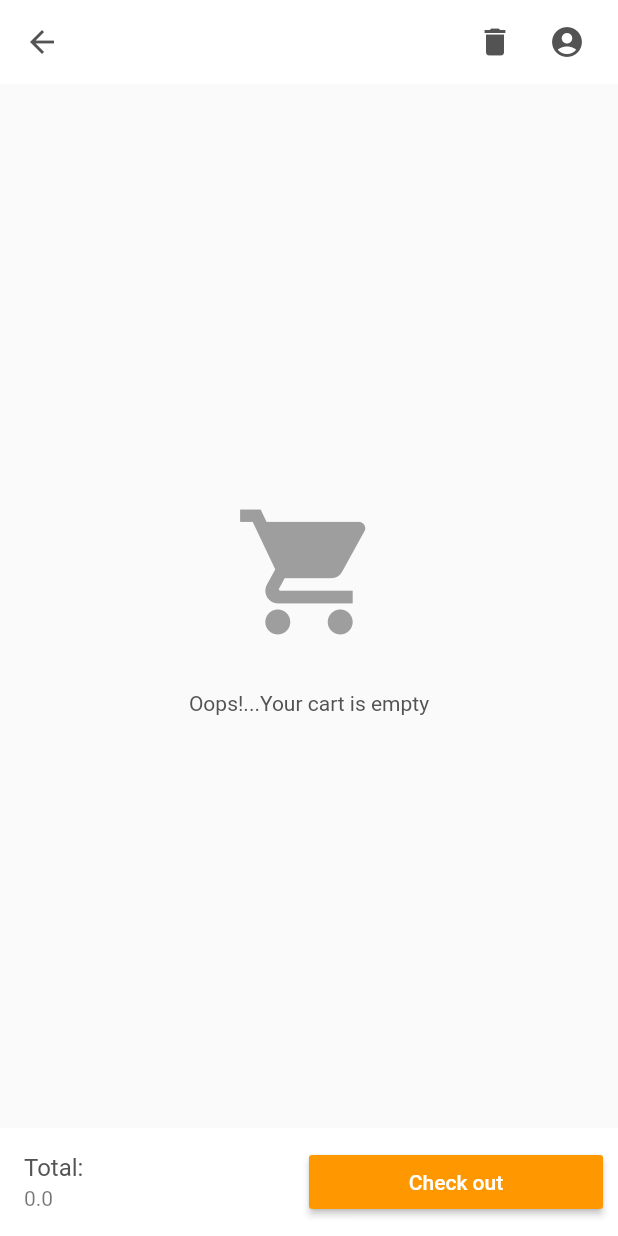
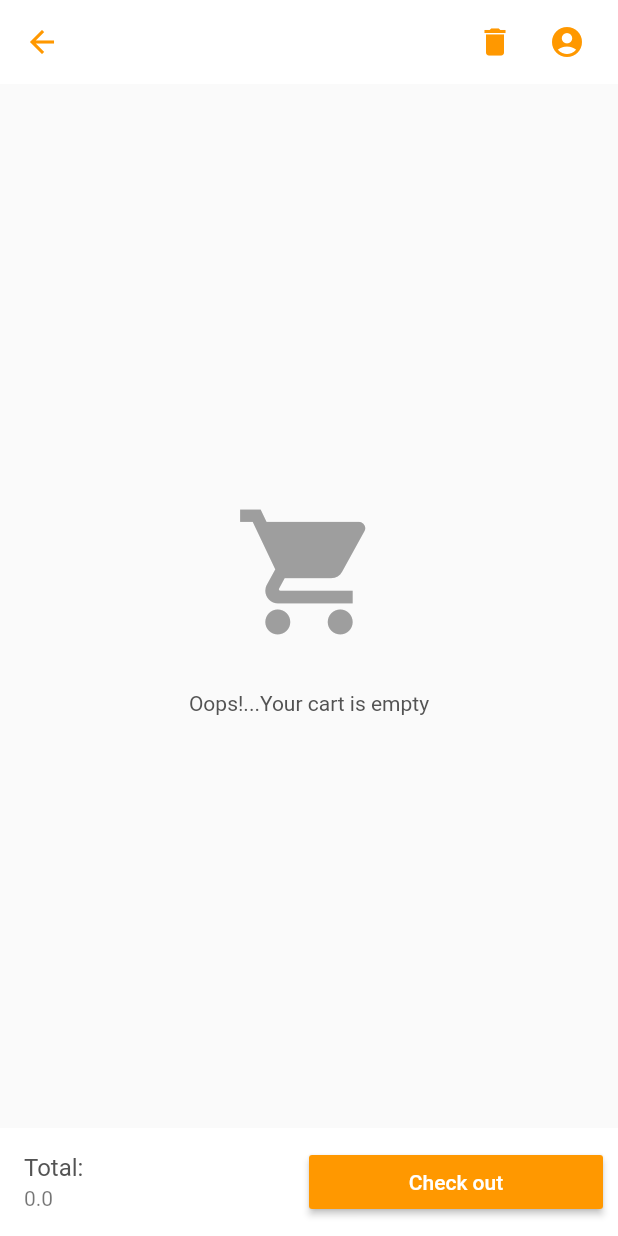
Before and after one commit to rasinchungath/E-commerce-firebase, a Flutter app: the CartView screen opened directly, on a phone screen of 412 x 824 dp. Run offline on Flutter 3.47's test engine with Material 2 defaults, Android fonts, the phone set to English and light mode, and no system bars; our stand-ins replace cloud_firestore, firebase_core, fluttertoast; missing offline and left inert: razorpay_flutter; accounts and stored records are empty.

Commit message:
appbar edited

```diff
--- a/lib/shoppingcart/cart.dart
+++ b/lib/shoppingcart/cart.dart
@@ -1,7 +1,7 @@
 import 'package:flutter/material.dart';
 import 'package:multiple_dropdown_firebase/checkout/address.dart';
-import 'package:multiple_dropdown_firebase/constants.dart';
 import 'package:multiple_dropdown_firebase/model/product_class.dart';
+import 'package:multiple_dropdown_firebase/widgets/appbar.dart';
 import 'package:provider/provider.dart';
 
 import '../My account/account_page.dart';
@@ -10,50 +10,61 @@ class CartView extends StatelessWidget {
   CartView({super.key});
   Cart cart = Cart();
 
-  AppBar buildAppBar(BuildContext context) {
-    return AppBar(
-      backgroundColor: Colors.white,
-      elevation: 0,
-      leading: IconButton(
-        icon: const Icon(
-          Icons.arrow_back,
-          color: kTextColor,
-        ),
-        onPressed: () {
-          Navigator.of(context).pop();
-        },
-      ),
-      actions: <Widget>[
-        IconButton(
-          icon:
-          const Icon(
-            Icons.delete,
-            color: kTextColor,
-          ),
-          onPressed: () {
-            context.read<Cart>().clearCart();
-          },
-        ),
-        IconButton(
-          icon: const Icon(
-            Icons.account_circle,
-            color: kTextColor,
-          ),
-          onPressed: () {
-            Navigator.of(context).push(MaterialPageRoute(
-                    builder: (context) => MyAccount(),
-                  ));
-          },
-        ),
-        const SizedBox(width: kDefaultPaddin / 2),
-      ],
-    );
-  }
+  // AppBar buildAppBar(BuildContext context) {
+  //   return AppBar(
+  //     backgroundColor: Colors.white,
+  //     elevation: 0,
+  //     leading: IconButton(
+  //       icon: const Icon(
+  //         Icons.arrow_back,
+  //         color: kTextColor,
+  //       ),
+  //       onPressed: () {
+  //         Navigator.of(context).pop();
+  //       },
+  //     ),
+  //     actions: <Widget>[
+  //       IconButton(
+  //         icon:
+  //         const Icon(
+  //           Icons.delete,
+  //           color: kTextColor,
+  //         ),
+  //         onPressed: () {
+  //           context.read<Cart>().clearCart();
+  //         },
+  //       ),
+  //       IconButton(
+  //         icon: const Icon(
+  //           Icons.account_circle,
+  //           color: kTextColor,
+  //         ),
+  //         onPressed: () {
+  //           Navigator.of(context).push(MaterialPageRoute(
+  //                   builder: (context) => MyAccount(),
+  //                 ));
+  //         },
+  //       ),
+  //       const SizedBox(width: kDefaultPaddin / 2),
+  //     ],
+  //   );
+  // }
 
   @override
   Widget build(BuildContext context) {
     return Scaffold(
-      appBar: buildAppBar(context),
+      appBar: buildAppBar(context: context,
+      firstIcon: Icons.delete,
+       secondIcon: Icons.account_circle,
+      firstButtonAction: (){
+        context.read<Cart>().clearCart();
+      },
+      secondButtonAction: (){
+         Navigator.of(context).push(MaterialPageRoute(
+                    builder: (context) => MyAccount(),
+                   ));
+
+      },),
       body: Consumer<Cart>(builder: (context, cart, child) {
         return cart.products.isEmpty ? emptycart() : cartItems();
       }),
--- a/lib/widgets/appbar.dart
+++ b/lib/widgets/appbar.dart
@@ -1,34 +1,45 @@
 import 'package:flutter/material.dart';
-import 'package:multiple_dropdown_firebase/shoppingcart/cart.dart';
 import '../constants.dart';
 
-AppBar buildAppBar(BuildContext context) {
+AppBar buildAppBar({
+  required BuildContext context,
+  required IconData firstIcon,
+  required IconData secondIcon,
+  required void Function() firstButtonAction,
+  required void Function() secondButtonAction,
+}) {
   return AppBar(
     backgroundColor: Colors.white,
     elevation: 0,
     leading: IconButton(
-        icon: const Icon(Icons.arrow_back, color: kTextColor,),
+      icon:  Icon(
+        Icons.arrow_back,
+        color: Colors.orange[500],
+      ),
       onPressed: () {
         Navigator.pop(context);
       },
     ),
     actions: <Widget>[
       IconButton(
-          icon:const Icon(Icons.search, color: kTextColor,),
-
-
-          onPressed: () { },
+        icon: Icon(
+          firstIcon,
+          color: Colors.orange[500],
+        ),
+        onPressed: firstButtonAction,
       ),
       IconButton(
-          icon: const Icon(Icons.shopping_cart, color: kTextColor,),
-
-          onPressed: () {
-             Navigator.of(context).push(MaterialPageRoute(
-                    builder: (context) => CartView(),
-                  ));
-          },
+        icon: Icon(
+          secondIcon,
+          color: Colors.orange[500],
+        ),
+        onPressed: secondButtonAction,
       ),
       const SizedBox(width: kDefaultPaddin / 2),
     ],
   );
 }
+
+AppBar buldbar({required IconData icon}) {
+  return AppBar();
+}
```
Also changed, not shown: lib/My account/account_page.dart (+6 -7 lines), lib/details/detailscreen.dart (+9 -1 lines), lib/homescreen.dart (+17 -34 lines). Lines whose indentation alone changed are shown as unchanged.
